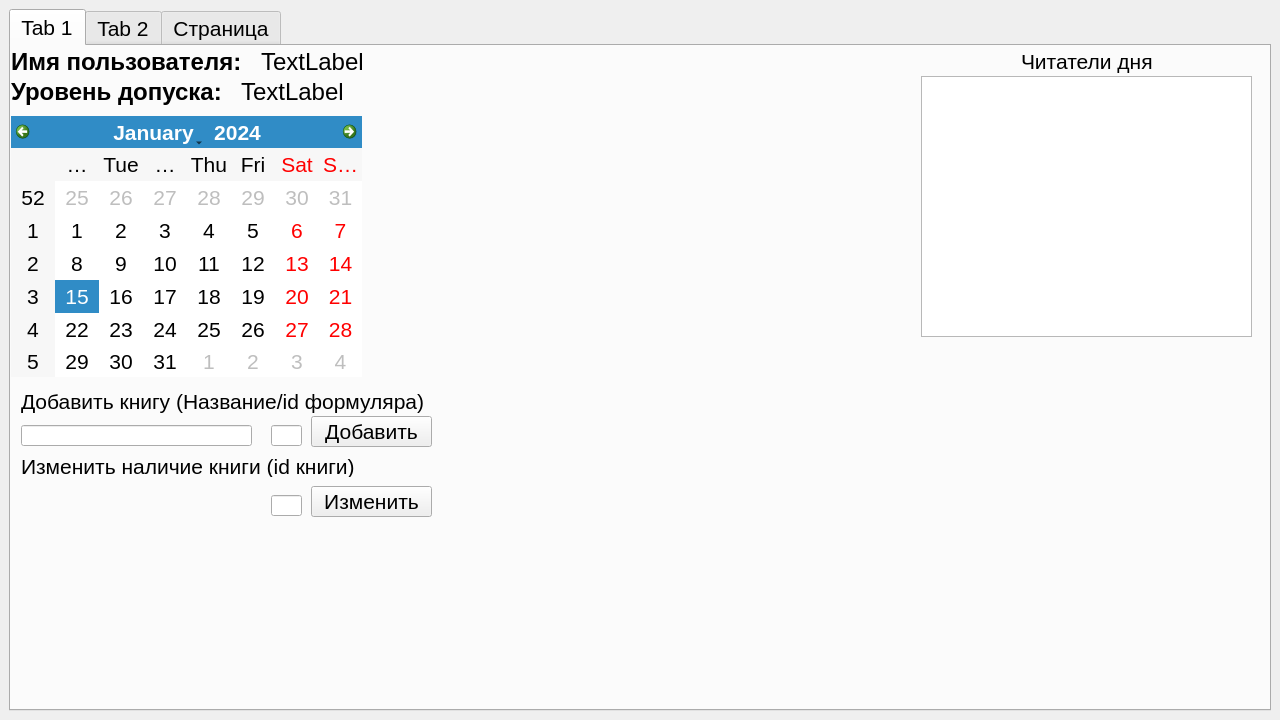
This is Views/mainView/mainView.ui in polinalsn/studioIS as Qt 5 draws it before an edit. The edited form follows.
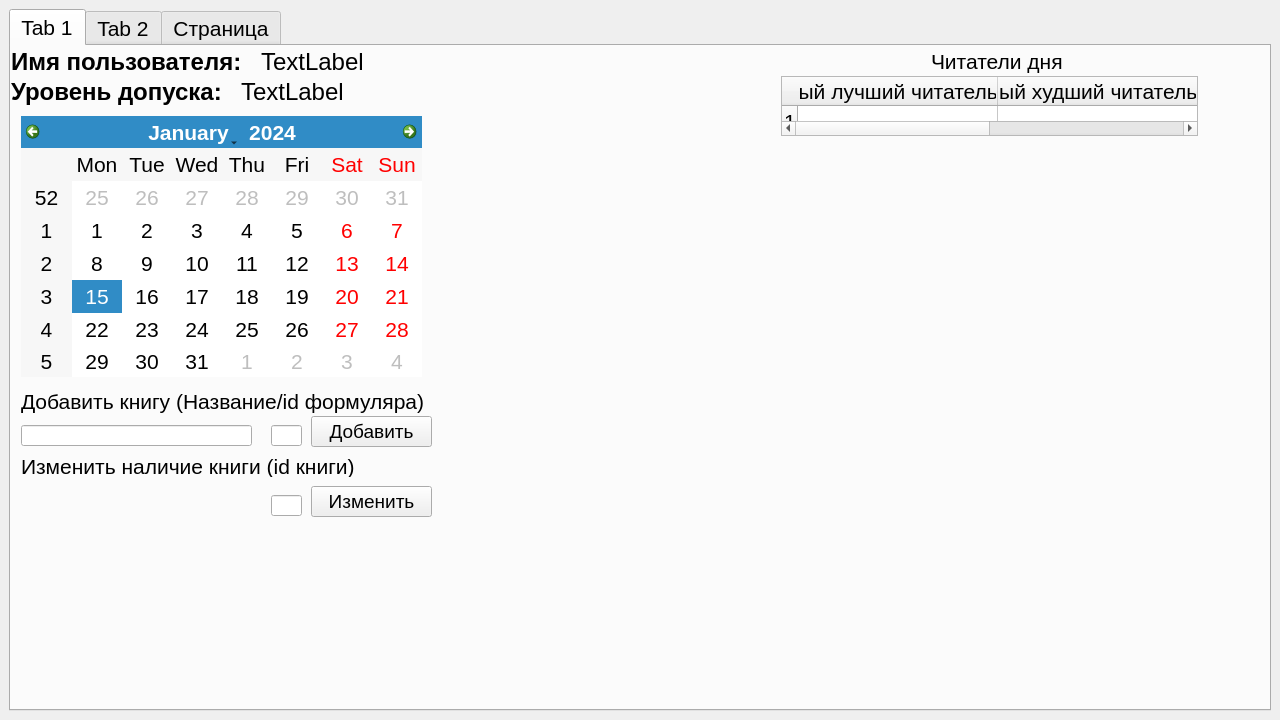
This is the edited form. Icons and pictures are not drawn.

Commit message: Таблица лучших и худших читателей, функции добавления книги к формуляру и смены наличия книги по id

Diff of the .ui file:
```diff
--- a/Views/mainView/mainView.ui
+++ b/Views/mainView/mainView.ui
@@ -13,6 +13,9 @@
   <property name="windowTitle">
    <string>MainWindow</string>
   </property>
+  <property name="autoFillBackground">
+   <bool>false</bool>
+  </property>
   <widget class="QWidget" name="centralwidget">
    <layout class="QVBoxLayout" name="verticalLayout">
     <item>
@@ -111,9 +114,9 @@
        <widget class="QCalendarWidget" name="calendarWidget">
         <property name="geometry">
          <rect>
-          <x>0</x>
+          <x>10</x>
           <y>70</y>
-          <width>351</width>
+          <width>401</width>
           <height>261</height>
          </rect>
         </property>
@@ -127,17 +130,55 @@
        <widget class="QTableWidget" name="tableReaders">
         <property name="geometry">
          <rect>
-          <x>910</x>
+          <x>770</x>
           <y>30</y>
-          <width>331</width>
-          <height>261</height>
+          <width>417</width>
+          <height>60</height>
          </rect>
         </property>
+        <property name="statusTip">
+         <string/>
+        </property>
+        <property name="showGrid">
+         <bool>true</bool>
+        </property>
+        <property name="wordWrap">
+         <bool>true</bool>
+        </property>
+        <property name="rowCount">
+         <number>1</number>
+        </property>
+        <property name="columnCount">
+         <number>2</number>
+        </property>
+        <attribute name="horizontalHeaderVisible">
+         <bool>true</bool>
+        </attribute>
+        <attribute name="horizontalHeaderCascadingSectionResizes">
+         <bool>false</bool>
+        </attribute>
+        <attribute name="horizontalHeaderDefaultSectionSize">
+         <number>200</number>
+        </attribute>
+        <attribute name="verticalHeaderCascadingSectionResizes">
+         <bool>false</bool>
+        </attribute>
+        <row/>
+        <column>
+         <property name="text">
+          <string>Самый лучший читатель дня</string>
+         </property>
+        </column>
+        <column>
+         <property name="text">
+          <string>Самый худший читатель дня</string>
+         </property>
+        </column>
        </widget>
        <widget class="QLabel" name="labelReaders">
         <property name="geometry">
          <rect>
-          <x>1010</x>
+          <x>920</x>
           <y>0</y>
           <width>141</width>
           <height>31</height>
@@ -189,6 +230,11 @@
           <height>31</height>
          </rect>
         </property>
+        <property name="font">
+         <font>
+          <pointsize>14</pointsize>
+         </font>
+        </property>
         <property name="text">
          <string>Добавить</string>
         </property>
@@ -225,10 +271,34 @@
           <height>31</height>
          </rect>
         </property>
+        <property name="font">
+         <font>
+          <pointsize>14</pointsize>
+         </font>
+        </property>
         <property name="text">
          <string>Изменить</string>
         </property>
        </widget>
+       <widget class="QLabel" name="image">
+        <property name="geometry">
+         <rect>
+          <x>690</x>
+          <y>230</y>
+          <width>561</width>
+          <height>431</height>
+         </rect>
+        </property>
+        <property name="text">
+         <string/>
+        </property>
+        <property name="pixmap">
+         <pixmap>../../../../Downloads/4936ce1b33e1317ee56d9f967a1a5512.png</pixmap>
+        </property>
+        <property name="scaledContents">
+         <bool>true</bool>
+        </property>
+       </widget>
       </widget>
       <widget class="QWidget" name="tab_2">
        <attribute name="title">
```
Left out of the diff: 21 changed lines with no effect on the pictures. The commit also changes 2 other files.
